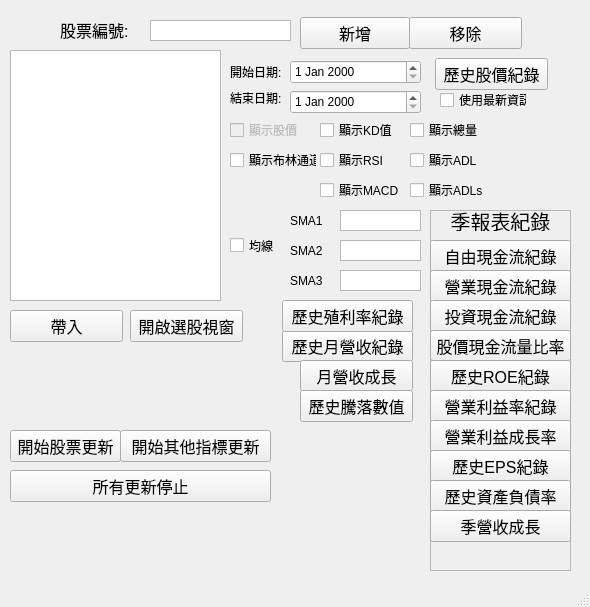
Before: the Qt Designer form UI/UI_main.ui in bjioljlo/StockHistory, drawn with Qt 5.
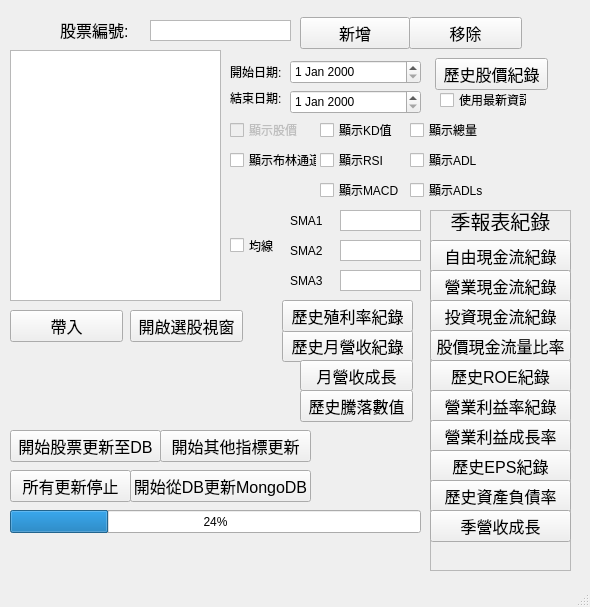
After: the same form once the commit is applied.

Commit message: feat: 更新針對db的讀取及寫入。

```diff
--- a/UI/UI_main.ui
+++ b/UI/UI_main.ui
@@ -480,7 +480,7 @@
      <rect>
       <x>10</x>
       <y>430</y>
-      <width>111</width>
+      <width>151</width>
       <height>32</height>
      </rect>
     </property>
@@ -490,7 +490,7 @@
      </font>
     </property>
     <property name="text">
-     <string>開始股票更新</string>
+     <string>開始股票更新至DB</string>
     </property>
    </widget>
    <widget class="QPushButton" name="button_stopSchedule">
@@ -498,7 +498,7 @@
      <rect>
       <x>10</x>
       <y>470</y>
-      <width>261</width>
+      <width>121</width>
       <height>32</height>
      </rect>
     </property>
@@ -788,7 +788,7 @@
    <widget class="QPushButton" name="button_runOtherSchedule">
     <property name="geometry">
      <rect>
-      <x>120</x>
+      <x>160</x>
       <y>430</y>
       <width>151</width>
       <height>32</height>
@@ -803,6 +803,37 @@
      <string>開始其他指標更新</string>
     </property>
    </widget>
+   <widget class="QProgressBar" name="progressBar_UpdateStock">
+    <property name="geometry">
+     <rect>
+      <x>10</x>
+      <y>510</y>
+      <width>411</width>
+      <height>23</height>
+     </rect>
+    </property>
+    <property name="value">
+     <number>24</number>
+    </property>
+   </widget>
+   <widget class="QPushButton" name="button_runSyncToMongo">
+    <property name="geometry">
+     <rect>
+      <x>130</x>
+      <y>470</y>
+      <width>181</width>
+      <height>32</height>
+     </rect>
+    </property>
+    <property name="font">
+     <font>
+      <pointsize>12</pointsize>
+     </font>
+    </property>
+    <property name="text">
+     <string>開始從DB更新MongoDB</string>
+    </property>
+   </widget>
   </widget>
   <widget class="QMenuBar" name="menubar">
    <property name="geometry">
```
The commit also changes 8 other files.
